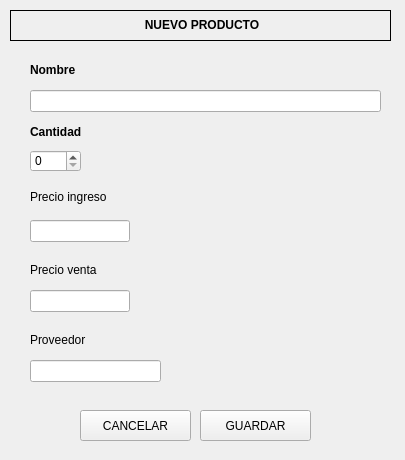
First picture: the form in uifiles/new_product_window.ui, repository AlejandroMartinez04/Inventory-PlanetMovil, before the edit.
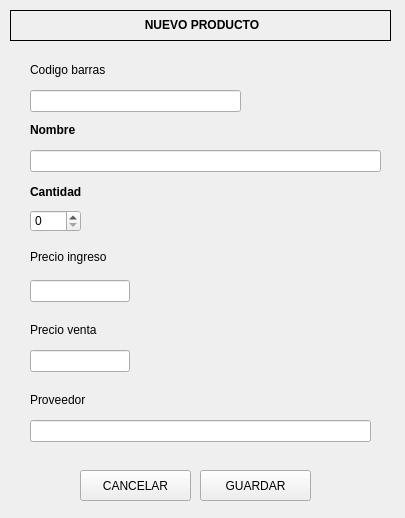
Second picture: the form after the edit. Icons and pictures are not drawn.

What changed in the file:
```diff
--- a/uifiles/new_product_window.ui
+++ b/uifiles/new_product_window.ui
@@ -7,7 +7,7 @@
     <x>0</x>
     <y>0</y>
     <width>405</width>
-    <height>460</height>
+    <height>518</height>
    </rect>
   </property>
   <property name="minimumSize">
@@ -45,7 +45,7 @@
    <property name="geometry">
     <rect>
      <x>30</x>
-     <y>60</y>
+     <y>120</y>
      <width>61</width>
      <height>21</height>
     </rect>
@@ -61,7 +61,7 @@
    <property name="geometry">
     <rect>
      <x>30</x>
-     <y>90</y>
+     <y>150</y>
      <width>351</width>
      <height>22</height>
     </rect>
@@ -74,7 +74,7 @@
    <property name="geometry">
     <rect>
      <x>30</x>
-     <y>122</y>
+     <y>182</y>
      <width>71</width>
      <height>21</height>
     </rect>
@@ -90,7 +90,7 @@
    <property name="geometry">
     <rect>
      <x>30</x>
-     <y>290</y>
+     <y>350</y>
      <width>100</width>
      <height>22</height>
     </rect>
@@ -103,7 +103,7 @@
    <property name="geometry">
     <rect>
      <x>30</x>
-     <y>260</y>
+     <y>320</y>
      <width>91</width>
      <height>21</height>
     </rect>
@@ -119,7 +119,7 @@
    <property name="geometry">
     <rect>
      <x>30</x>
-     <y>150</y>
+     <y>210</y>
      <width>51</width>
      <height>22</height>
     </rect>
@@ -135,7 +135,7 @@
    <property name="geometry">
     <rect>
      <x>200</x>
-     <y>410</y>
+     <y>470</y>
      <width>111</width>
      <height>31</height>
     </rect>
@@ -161,7 +161,7 @@
    <property name="geometry">
     <rect>
      <x>80</x>
-     <y>410</y>
+     <y>470</y>
      <width>111</width>
      <height>31</height>
     </rect>
@@ -187,7 +187,7 @@
    <property name="geometry">
     <rect>
      <x>30</x>
-     <y>190</y>
+     <y>250</y>
      <width>101</width>
      <height>21</height>
     </rect>
@@ -203,7 +203,7 @@
    <property name="geometry">
     <rect>
      <x>30</x>
-     <y>220</y>
+     <y>280</y>
      <width>100</width>
      <height>22</height>
     </rect>
@@ -216,7 +216,7 @@
    <property name="geometry">
     <rect>
      <x>30</x>
-     <y>330</y>
+     <y>390</y>
      <width>91</width>
      <height>21</height>
     </rect>
@@ -232,8 +232,8 @@
    <property name="geometry">
     <rect>
      <x>30</x>
-     <y>360</y>
-     <width>131</width>
+     <y>420</y>
+     <width>341</width>
      <height>22</height>
     </rect>
    </property>
@@ -241,6 +241,35 @@
     <string>font: 700 11pt &quot;Segoe UI&quot;;</string>
    </property>
   </widget>
+  <widget class="QLineEdit" name="barcodeLineEdit">
+   <property name="geometry">
+    <rect>
+     <x>30</x>
+     <y>90</y>
+     <width>211</width>
+     <height>22</height>
+    </rect>
+   </property>
+   <property name="styleSheet">
+    <string>font: 700 11pt &quot;Segoe UI&quot;;</string>
+   </property>
+  </widget>
+  <widget class="QLabel" name="label_4">
+   <property name="geometry">
+    <rect>
+     <x>30</x>
+     <y>60</y>
+     <width>111</width>
+     <height>21</height>
+    </rect>
+   </property>
+   <property name="styleSheet">
+    <string>font: 700 11pt &quot;Segoe UI&quot;;</string>
+   </property>
+   <property name="text">
+    <string>&lt;html&gt;&lt;head/&gt;&lt;body&gt;&lt;p&gt;Codigo barras&lt;/p&gt;&lt;/body&gt;&lt;/html&gt;</string>
+   </property>
+  </widget>
  </widget>
  <resources/>
  <connections/>
```
